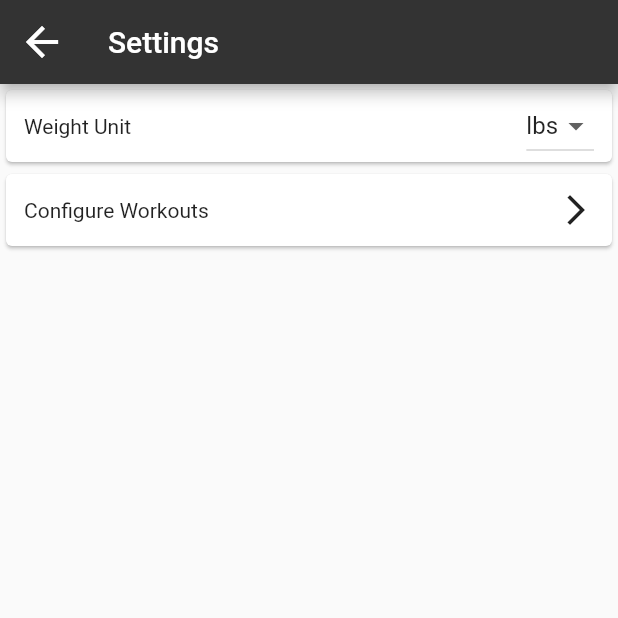
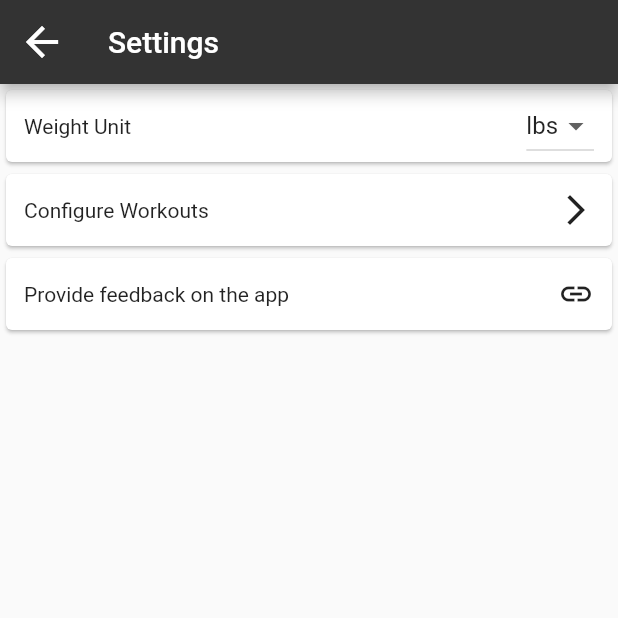
Before and after one commit to ZaneLittle/SwoleExperience, a Flutter app: the Settings screen opened directly, on a phone screen of 412 x 824 dp, the top half of it. Run offline on Flutter 3.47's test engine with Material 2 defaults, Android fonts, the phone set to English and light mode, and no system bars; our stand-ins replace datetime_picker_formfield, fl_chart, logger, sqflite; accounts and stored records are empty.

Commit message:
feat: Add feedback link

```diff
--- /dev/null
+++ b/swole_experience/lib/components/preferences/NavigationLine.dart
@@ -0,0 +1,57 @@
+import 'package:flutter/material.dart';
+
+enum NavigationType { internal, external }
+
+class NavigationLine extends StatefulWidget {
+  const NavigationLine(
+      {Key? key,
+      required this.navType,
+      required this.lineText,
+      required this.onTap})
+      : super(key: key);
+
+  final NavigationType navType;
+  final String lineText;
+  final Function onTap;
+
+  @override
+  State<NavigationLine> createState() => _NavigationLineState();
+}
+
+class _NavigationLineState extends State<NavigationLine> {
+  Widget buildNavIcon() {
+    switch (widget.navType) {
+      case NavigationType.internal:
+        {
+          return const Icon(Icons.arrow_forward_ios);
+        }
+      case NavigationType.external:
+        {
+          return const Icon(Icons.link);
+        }
+      default:
+        {
+          return Container();
+        }
+    }
+  }
+
+  @override
+  Widget build(BuildContext context) {
+    return GestureDetector(
+        onTap: () => widget.onTap(),
+        child: Card(
+            child: SizedBox(
+                height: 48,
+                child: Row(
+                    mainAxisAlignment: MainAxisAlignment.spaceBetween,
+                    children: [
+                      Padding(
+                          padding: const EdgeInsets.only(left: 12),
+                          child: Text(widget.lineText)),
+                      Padding(
+                          padding: const EdgeInsets.only(right: 12),
+                          child: buildNavIcon())
+                    ]))));
+  }
+}
--- a/swole_experience/lib/components/preferences/settings.dart
+++ b/swole_experience/lib/components/preferences/settings.dart
@@ -2,12 +2,14 @@ import 'dart:async';
 
 import 'package:flutter/material.dart';
 
+import 'package:swole_experience/components/preferences/NavigationLine.dart';
 import 'package:swole_experience/components/workouts/workouts_configure.dart';
 import 'package:swole_experience/constants/common_styles.dart';
 import 'package:swole_experience/model/preference.dart';
 import 'package:swole_experience/service/preference_service.dart';
 import 'package:swole_experience/constants/weight_constant.dart';
 import 'package:swole_experience/constants/preference_constants.dart';
+import 'package:swole_experience/util/util.dart';
 
 class Settings extends StatefulWidget {
   const Settings({Key? key}) : super(key: key);
@@ -18,11 +20,14 @@ class Settings extends StatefulWidget {
 
 class _SettingsState extends State<Settings> {
   final ScrollController _scrollController = ScrollController();
+  final Uri _feedbackUri = Uri.parse('https://github.com/ZaneLittle/SwoleExperience/issues/new');
   String? _weightUnitValue;
 
   FutureOr rebuild(dynamic value) {
     setState(() {});
   }
+
+  ///                          Helpers                                       ///
 
   Preference? findPreference(List<Preference> preferences, String pref) {
     for (var it in preferences) {
@@ -33,9 +38,10 @@ class _SettingsState extends State<Settings> {
     return null;
   }
 
+  ///                         Sub Components                                 ///
+
   DropdownButton buildWeightUnitPreferenceSelect(List<Preference> preferences) {
-    Preference? pref =
-        findPreference(preferences, Constants.weightUnitKey);
+    Preference? pref = findPreference(preferences, Constants.weightUnitKey);
     _weightUnitValue = pref == null ? WeightConstant.pounds : pref.value;
 
     return DropdownButton(
@@ -60,7 +66,9 @@ class _SettingsState extends State<Settings> {
 
   Widget buildWeightUnitLine(AsyncSnapshot<List<Preference>> snapshot) {
     return Card(
-      child: SizedBox(height: 48, child: Row(
+        child: SizedBox(
+      height: 48,
+      child: Row(
         mainAxisAlignment: MainAxisAlignment.spaceBetween,
         children: <Widget>[
           const Padding(
@@ -74,25 +82,26 @@ class _SettingsState extends State<Settings> {
   }
 
   Widget buildWorkoutConfigureLine() {
-    return GestureDetector(
+    return NavigationLine(
+        navType: NavigationType.internal,
+        lineText: 'Configure Workouts',
         onTap: () {
           Navigator.push(
                   context,
                   MaterialPageRoute(
                       builder: (context) => const WorkoutsConfigure()))
               .then(rebuild);
-        },
-        child: Card(
-            child: SizedBox(height: 48, child: Row(
-                mainAxisAlignment: MainAxisAlignment.spaceBetween,
-                children: const [
-              Padding(
-                  padding: EdgeInsets.only(left: 12),
-                  child: Text('Configure Workouts')),
-              Padding(
-                  padding: EdgeInsets.only(right: 12),
-                  child: Icon(Icons.arrow_forward_ios)),
-            ]))));
+        });
+  }
+
+  Widget buildFeedbackLine() {
+    return NavigationLine(
+      navType: NavigationType.external,
+      lineText: 'Provide feedback on the app',
+      onTap: () {
+        Util.launchExternalUrl(_feedbackUri, context);
+      }
+    );
   }
 
   ///                           Build                                        ///
@@ -127,6 +136,7 @@ class _SettingsState extends State<Settings> {
                           children: <Widget>[
                             buildWeightUnitLine(snapshot),
                             buildWorkoutConfigureLine(),
+                            buildFeedbackLine(),
                           ]));
                 }
               })
--- a/swole_experience/lib/util/util.dart
+++ b/swole_experience/lib/util/util.dart
@@ -1,9 +1,14 @@
 import 'package:flutter/cupertino.dart';
+import 'package:logger/logger.dart';
+import 'package:url_launcher/url_launcher.dart';
 
+import 'package:swole_experience/components/AlertSnackBar.dart';
 import 'package:swole_experience/model/workout.dart';
 
 /// General utility functions
 class Util {
+  static final Logger logger = Logger();
+
   void scrollToSelectedContext(GlobalKey key) {
     final keyContext = key.currentContext;
     if (keyContext != null) {
@@ -28,4 +33,16 @@ class Util {
 
     return workoutMap;
   }
+
+
+  /// Navigates to a provided external URL
+  static Future launchExternalUrl(Uri url, BuildContext context) async {
+    if (!await launchUrl(url)) {
+      logger.e("Failed to launch $url");
+      AlertSnackBar(
+        message: 'Unable to launch $url.',
+        state: SnackBarState.failure,
+      ).alert(context);
+    }
+  }
 }
--- a/swole_experience/pubspec.yaml
+++ b/swole_experience/pubspec.yaml
@@ -42,6 +42,7 @@ dependencies:
   datetime_picker_formfield: ^2.0.0
   flutter_launcher_icons: ^0.9.2
   logger: ^1.1.0
+  url_launcher: ^6.1.5
 
 dev_dependencies:
   flutter_test:
```
Also changed, not shown: swole_experience/pubspec.lock, 2 other files.
